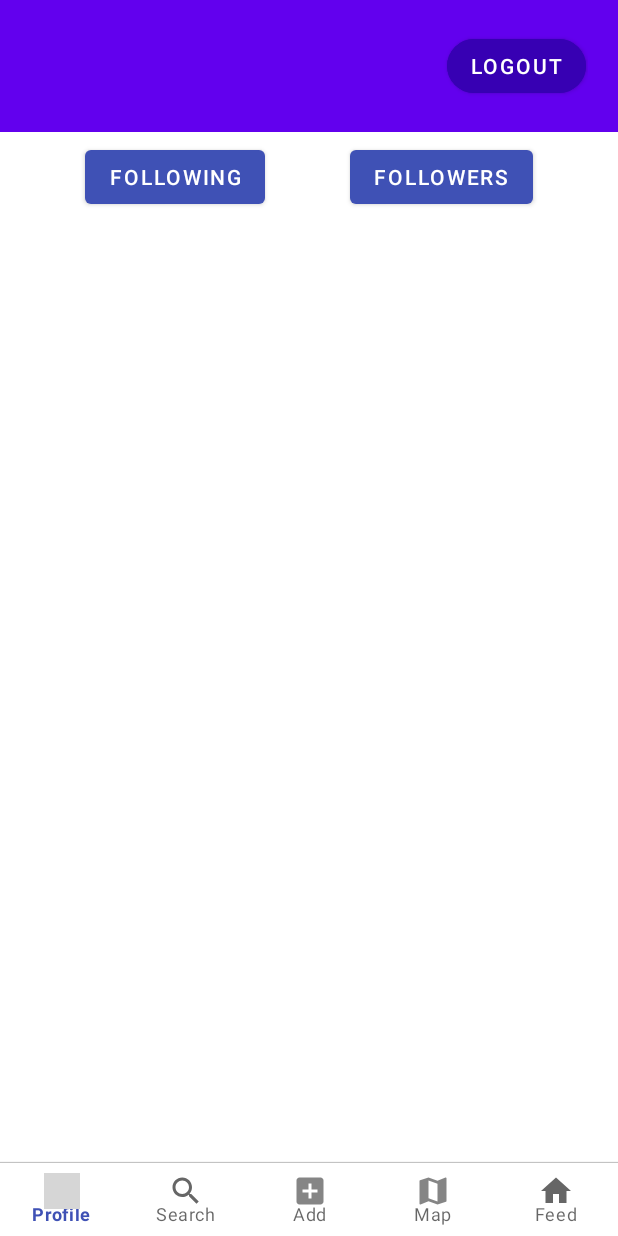
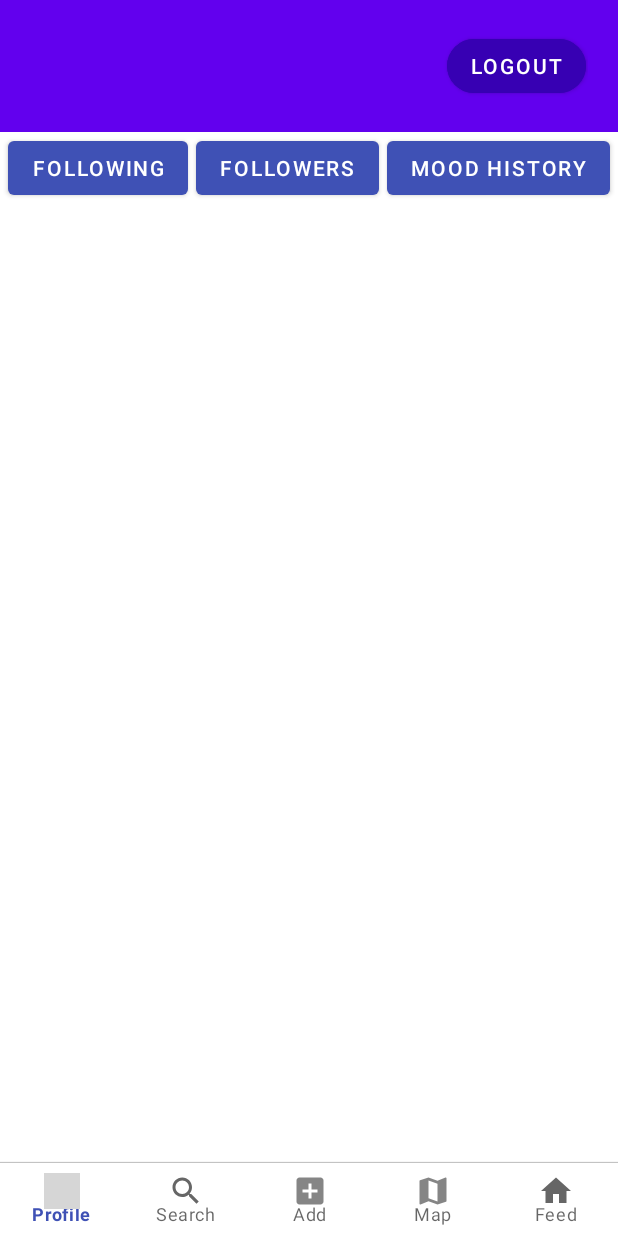
Before and after one commit to CMPUT301F19T26/MoodTracker, an Android app: the screen it shows after launch once a user with an empty profile is signed in (ProfileFragment), on a phone screen of 412 x 824 dp. Run offline under Robolectric (Android 15) with nearby library versions, the phone set to English and light mode, and no system bars; our stand-ins replace CircleImageView, Firebase (no records; nobody signed in at launch, a user with empty details on screens opened directly); pictures from the network do not load; grey boxes are pictures that could not be loaded.

Commit message:
add MoodHistoryButton

```diff
--- a/src/app/src/main/java/com/example/moodtracker/view/ProfileActivity.java
+++ b/src/app/src/main/java/com/example/moodtracker/view/ProfileActivity.java
@@ -14,11 +14,11 @@
 
 package com.example.moodtracker.view;
 
-import androidx.appcompat.app.AppCompatActivity;
+        import androidx.appcompat.app.AppCompatActivity;
 
-import android.os.Bundle;
+        import android.os.Bundle;
 
-import com.example.moodtracker.R;
+        import com.example.moodtracker.R;
 
 public class ProfileActivity extends AppCompatActivity {
 
--- a/src/app/src/main/java/com/example/moodtracker/view/ProfileFragment.java
+++ b/src/app/src/main/java/com/example/moodtracker/view/ProfileFragment.java
@@ -16,24 +16,19 @@ package com.example.moodtracker.view;
 
 import android.content.Intent;
 import android.os.Bundle;
-import android.view.LayoutInflater;
 import android.view.Menu;
 import android.view.MenuItem;
 import android.view.View;
-import android.view.ViewGroup;
 import android.widget.Button;
 import android.widget.TextView;
 
 import androidx.annotation.NonNull;
 import androidx.annotation.Nullable;
 import androidx.appcompat.app.AppCompatActivity;
-import androidx.appcompat.widget.PopupMenu;
-import androidx.fragment.app.Fragment;
 
 //import com.example.moodtracker.view.AddMoodEvent;
 import com.example.moodtracker.R;
 import com.example.moodtracker.helpers.BottomNavigationViewHelper;
-import com.example.moodtracker.model.MoodEvent;
 import com.example.moodtracker.model.User;
 import com.example.moodtracker.view.mood.AddMoodEventActivity;
 import com.example.moodtracker.view.mood.MoodHistoryActivity;
@@ -41,12 +36,6 @@ import com.google.android.material.bottomnavigation.BottomNavigationView;
 import com.google.android.material.button.MaterialButton;
 import com.google.android.material.floatingactionbutton.FloatingActionButton;
 import com.google.firebase.auth.FirebaseAuth;
-import com.google.firebase.database.DataSnapshot;
-import com.google.firebase.database.DatabaseError;
-import com.google.firebase.database.DatabaseReference;
-import com.google.firebase.database.FirebaseDatabase;
-import com.google.firebase.database.ValueEventListener;
-import com.google.firebase.storage.FirebaseStorage;
 
 /**
  * @auhtor CMPUT301F19T26
@@ -61,6 +50,7 @@ public class ProfileFragment extends AppCompatActivity {
     private Button FollowersButton;
     private Button FollowingButton;
     private Button MoodEventButton;
+    private Button MoodHistoryButton;
 
 
     @Override
@@ -122,6 +112,15 @@ public class ProfileFragment extends AppCompatActivity {
             }
         });
 
+        MoodHistoryButton = findViewById(R.id.MoodHistoryButton);
+        MoodHistoryButton.setOnClickListener(new View.OnClickListener() {
+            @Override
+            public void onClick(View v) {
+                Intent moodHistoryIntent = new Intent(ProfileFragment.this, MoodHistoryActivity.class);
+                moodHistoryIntent.putExtra("userID", fAuth.getCurrentUser().getUid());
+                startActivity(moodHistoryIntent);
+            }
+        });
 //        MoodEventButton = findViewById(R.id.MoodEventButton);
 //        MoodEventButton.setOnClickListener(new View.OnClickListener() {
 //            @Override
@@ -169,9 +168,9 @@ public class ProfileFragment extends AppCompatActivity {
                         break;
 
                     case R.id.ic_Feed:
-                        Intent moodHistoryIntent = new Intent(ProfileFragment.this, MoodHistoryActivity.class);
-                        moodHistoryIntent.putExtra("userID", fAuth.getCurrentUser().getUid());
-                        startActivity(moodHistoryIntent);
+//                        Intent moodHistoryIntent = new Intent(ProfileFragment.this, MoodHistoryActivity.class);
+//                        moodHistoryIntent.putExtra("userID", fAuth.getCurrentUser().getUid());
+//                        startActivity(moodHistoryIntent);
                         break;
 
                 }
--- a/src/app/src/main/res/layout/fragment_profile.xml
+++ b/src/app/src/main/res/layout/fragment_profile.xml
@@ -55,14 +55,13 @@
         android:layout_height="60dp"
         app:layout_constraintTop_toBottomOf="@id/pictureContainer">
 
-
         <Button
             android:id="@+id/FollowingButton"
             android:layout_width="wrap_content"
             android:layout_height="wrap_content"
             android:text="Following"
-            app:layout_constraintBottom_toBottomOf="parent"
             app:layout_constraintEnd_toStartOf="@+id/FollowersButton"
+            app:layout_constraintHorizontal_bias="0.5"
             app:layout_constraintStart_toStartOf="parent"
             app:layout_constraintTop_toTopOf="parent" />
 
@@ -71,10 +70,21 @@
             android:layout_width="wrap_content"
             android:layout_height="wrap_content"
             android:text="Followers"
-            app:layout_constraintBottom_toBottomOf="parent"
-            app:layout_constraintEnd_toEndOf="parent"
+            app:layout_constraintEnd_toStartOf="@+id/MoodHistoryButton"
+            app:layout_constraintHorizontal_bias="0.5"
             app:layout_constraintStart_toEndOf="@+id/FollowingButton"
             app:layout_constraintTop_toTopOf="parent" />
+
+        <Button
+            android:id="@+id/MoodHistoryButton"
+            android:layout_width="wrap_content"
+            android:layout_height="wrap_content"
+            android:text="Mood History"
+            app:layout_constraintEnd_toEndOf="parent"
+            app:layout_constraintHorizontal_bias="0.5"
+            app:layout_constraintStart_toEndOf="@+id/FollowersButton"
+            app:layout_constraintTop_toTopOf="parent" />
+
 
     </androidx.constraintlayout.widget.ConstraintLayout>
 
```
Also changed, not shown: src/app/src/main/res/layout/activity_find.xml (+9 -10 lines), src/app/src/main/res/layout/activity_profile.xml (+5 -5 lines).
